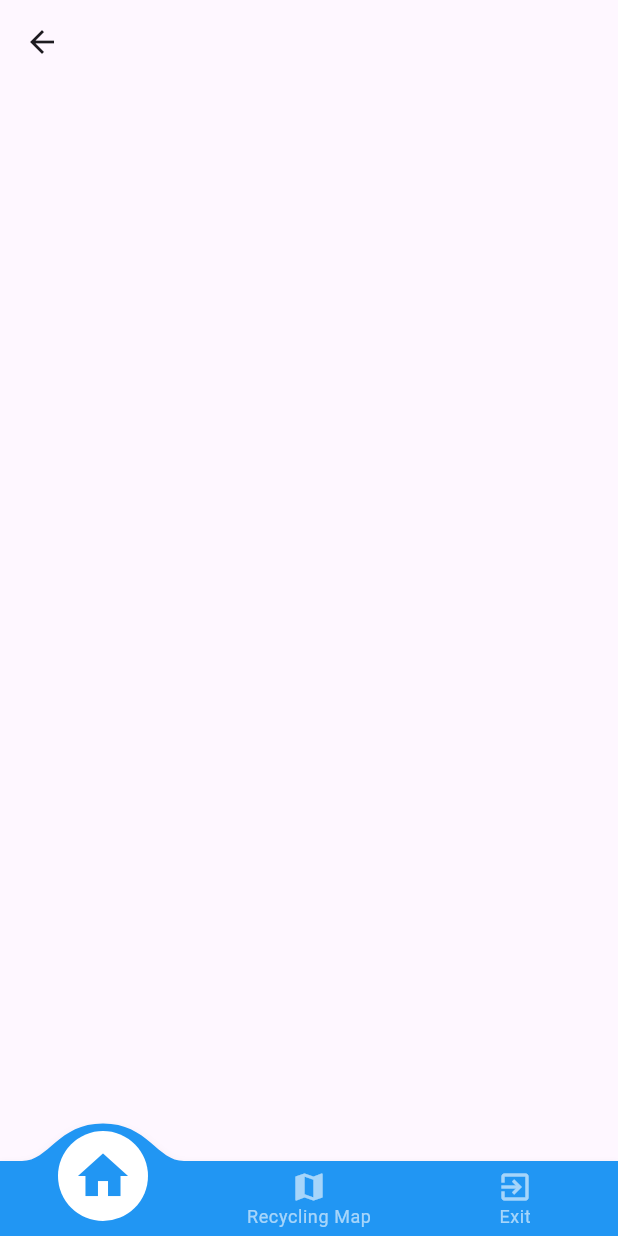
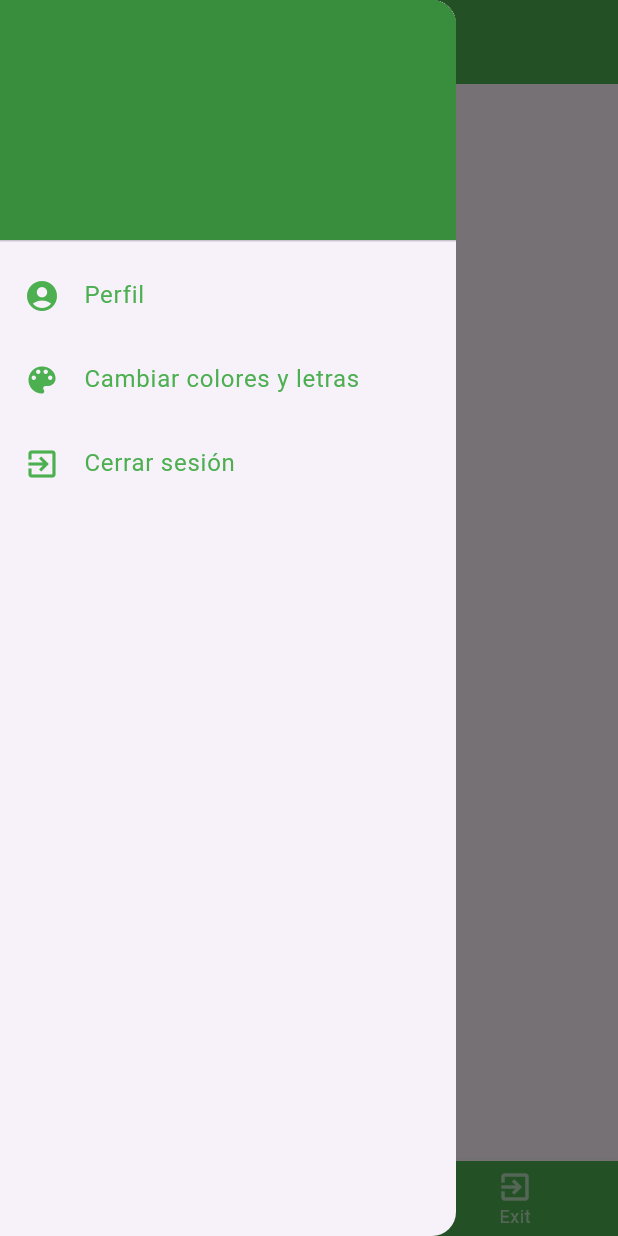
Before and after one commit to DulceST/ProyectoMoviles, a Flutter app: the HomeScreen screen opened by its route, with the side drawer open (before the commit the screen has no drawer), on a phone screen of 412 x 824 dp. Run offline on Flutter 3.47's test engine with Material 3 defaults, Android fonts, the phone set to English and light mode, and no system bars; drawn by our look-alikes of convex_bottom_bar; our stand-ins replace cloud_firestore, firebase_auth, firebase_core, font_awesome_flutter, geocoding, google_maps_flutter and 1 more; missing offline and left inert: animated_floating_buttons; accounts and stored records are empty.

Commit message:
Se agrego el Drawer con las opciones de perfil, cambio de colores/fondo y cerrar sesion

```diff
--- a/lib/main.dart
+++ b/lib/main.dart
@@ -27,7 +27,7 @@ class MainApp extends StatelessWidget {
        "/add_location": (context) => AddLocationScreen(),
        "/login": (context) => const LoginScreen(),
        "/register": (context) => const RegisterScreen(),
-       "/onboarding": (context) => OnboardingScreen(),
+       "/onboarding": (context) => const OnboardingScreen(),
       },
     );
   }
--- a/lib/screens/home_screen.dart
+++ b/lib/screens/home_screen.dart
@@ -1,5 +1,6 @@
 import 'package:animated_floating_buttons/widgets/animated_floating_action_button.dart';
 import 'package:convex_bottom_bar/convex_bottom_bar.dart';
+import 'package:firebase_auth/firebase_auth.dart';
 import 'package:flutter/material.dart';
 
 class HomeScreen extends StatefulWidget {
@@ -12,11 +13,79 @@ class HomeScreen extends StatefulWidget {
 class _HomeScreenState extends State<HomeScreen> {
 final GlobalKey<AnimatedFloatingActionButtonState> key =GlobalKey<AnimatedFloatingActionButtonState>();
 
+String email = ''; // Aquí almacenaremos el correo
+
+  @override
+  void initState() {
+    super.initState();
+    _getEmail(); // Obtener el correo cuando se inicie la pantalla
+  }
+
+  // Método para obtener el correo desde Firebase
+  Future<void> _getEmail() async {
+    User? user = FirebaseAuth.instance.currentUser;
+    if (user != null) {
+      setState(() {
+        email = user.email ?? 'Correo no disponible';
+      });
+    }
+  }
   @override
   Widget build(BuildContext context) {
     return Scaffold(
-      appBar: AppBar(),
+      appBar: AppBar(
+        backgroundColor: Colors.green, // Fondo verde en la AppBar
+
+      ),
+      drawer: Drawer(
+        child: ListView(
+          padding: EdgeInsets.zero,
+          children: <Widget>[
+            DrawerHeader(
+              decoration: BoxDecoration(
+                color: Colors.green[700], // Fondo verde oscuro en el DrawerHeader
+              ),
+              child: Column(
+                crossAxisAlignment: CrossAxisAlignment.start,
+                children: [
+                  Text(
+                    email,
+                    style: const TextStyle(
+                      color: Colors.white,
+                      fontSize: 16,
+                    ),
+                  ),
+                ],
+              ),
+            ),
+            ListTile(
+              leading: const Icon(Icons.account_circle, color: Colors.green), // Ícono verde
+              title: const Text('Perfil', style: TextStyle(color: Colors.green)), // Texto verde
+              onTap: () {
+                Navigator.pushNamed(context, '/profile');
+              },
+            ),
+            ListTile(
+              leading: const Icon(Icons.color_lens, color: Colors.green), // Ícono verde
+              title: const Text('Cambiar colores y letras', style: TextStyle(color: Colors.green)), // Texto verde
+              onTap: () {
+                Navigator.pushNamed(context, '/changeColors'); // Navegar a la pantalla de cambiar colores
+              },
+            ),
+            ListTile(
+              leading: const Icon(Icons.exit_to_app, color: Colors.green), // Ícono verde
+              title: const Text('Cerrar sesión', style: TextStyle(color: Colors.green)), // Texto verde
+              onTap: () async {
+                // Cerrar sesión en Firebase
+                await FirebaseAuth.instance.signOut();
+                Navigator.pushReplacementNamed(context, '/login'); // Redirigir a la pantalla de login
+              },
+            ),
+          ],
+        ),
+      ),
       bottomNavigationBar: ConvexAppBar(
+        backgroundColor: Colors.green, // Fondo verde en el ConvexAppBar
         items: const [
           TabItem(icon: Icons.home, title: 'Home'),
           TabItem(icon: Icons.map, title: 'Recycling Map'),
```
